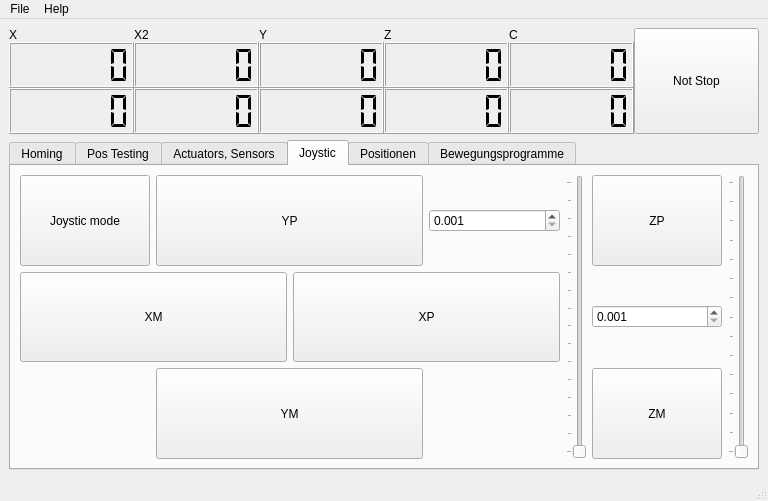
Qt form Gui.ui (gxurma/PythonCanSteering) before a commit.
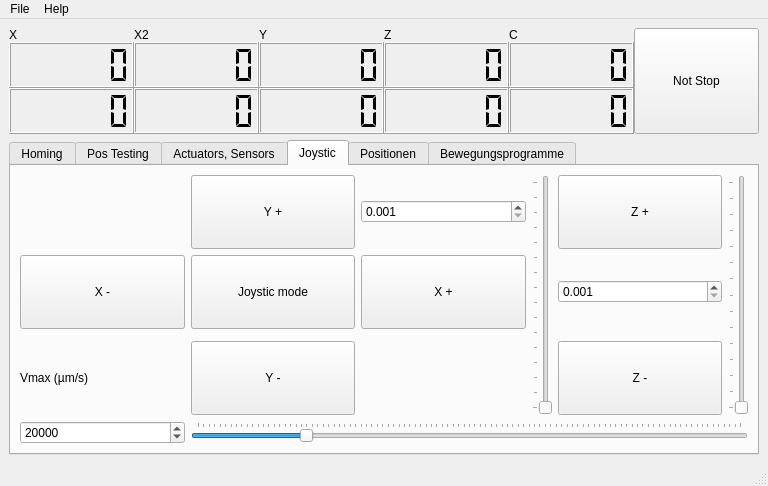
The same form after that commit. The open tabs and pages were chosen to show the change.

Commit message: added button joystic usage

```diff
--- a/Gui.ui
+++ b/Gui.ui
@@ -7,7 +7,7 @@
     <x>0</x>
     <y>0</y>
     <width>768</width>
-    <height>501</height>
+    <height>486</height>
    </rect>
   </property>
   <property name="windowTitle">
@@ -1247,33 +1247,30 @@
         <string>Joystic</string>
        </attribute>
        <layout class="QGridLayout" name="gridLayout_3">
-        <item row="3" column="6">
-         <widget class="QPushButton" name="pushButton_ZM">
-          <property name="sizePolicy">
-           <sizepolicy hsizetype="Minimum" vsizetype="Expanding">
-            <horstretch>0</horstretch>
-            <verstretch>0</verstretch>
-           </sizepolicy>
+        <item row="0" column="3">
+         <widget class="QDoubleSpinBox" name="doubleSpinBox_StepsXY">
+          <property name="decimals">
+           <number>3</number>
           </property>
-          <property name="text">
-           <string>ZM</string>
+          <property name="minimum">
+           <double>0.001000000000000</double>
           </property>
+          <property name="maximum">
+           <double>100.000000000000000</double>
+          </property>
+          <property name="singleStep">
+           <double>0.001000000000000</double>
+          </property>
          </widget>
         </item>
-        <item row="2" column="3" colspan="2">
-         <widget class="QPushButton" name="pushButton_XM_2">
-          <property name="sizePolicy">
-           <sizepolicy hsizetype="Minimum" vsizetype="Expanding">
-            <horstretch>0</horstretch>
-            <verstretch>0</verstretch>
-           </sizepolicy>
-          </property>
+        <item row="3" column="1">
+         <widget class="QLabel" name="label_14">
           <property name="text">
-           <string>XP</string>
+           <string>Vmax (µm/s)</string>
           </property>
          </widget>
         </item>
-        <item row="3" column="2" colspan="2">
+        <item row="3" column="2">
          <widget class="QPushButton" name="pushButton_YM">
           <property name="sizePolicy">
            <sizepolicy hsizetype="Minimum" vsizetype="Expanding">
@@ -1282,12 +1279,12 @@
            </sizepolicy>
           </property>
           <property name="text">
-           <string>YM</string>
+           <string>Y -</string>
           </property>
          </widget>
         </item>
-        <item row="1" column="2" colspan="2">
-         <widget class="QPushButton" name="pushButton_YP">
+        <item row="3" column="5">
+         <widget class="QPushButton" name="pushButton_ZM">
           <property name="sizePolicy">
            <sizepolicy hsizetype="Minimum" vsizetype="Expanding">
             <horstretch>0</horstretch>
@@ -1295,11 +1292,11 @@
            </sizepolicy>
           </property>
           <property name="text">
-           <string>YP</string>
+           <string>Z -</string>
           </property>
          </widget>
         </item>
-        <item row="2" column="1" colspan="2">
+        <item row="1" column="1">
          <widget class="QPushButton" name="pushButton_XM">
           <property name="sizePolicy">
            <sizepolicy hsizetype="Minimum" vsizetype="Expanding">
@@ -1308,11 +1305,11 @@
            </sizepolicy>
           </property>
           <property name="text">
-           <string>XM</string>
+           <string>X -</string>
           </property>
          </widget>
         </item>
-        <item row="1" column="6">
+        <item row="0" column="5">
          <widget class="QPushButton" name="pushButton_ZP">
           <property name="sizePolicy">
            <sizepolicy hsizetype="Minimum" vsizetype="Expanding">
@@ -1321,12 +1318,12 @@
            </sizepolicy>
           </property>
           <property name="text">
-           <string>ZP</string>
+           <string>Z +</string>
           </property>
          </widget>
         </item>
-        <item row="1" column="1">
-         <widget class="QPushButton" name="pushButtonJoysticMode">
+        <item row="0" column="2">
+         <widget class="QPushButton" name="pushButton_YP">
           <property name="sizePolicy">
            <sizepolicy hsizetype="Minimum" vsizetype="Expanding">
             <horstretch>0</horstretch>
@@ -1334,30 +1331,49 @@
            </sizepolicy>
           </property>
           <property name="text">
-           <string>Joystic mode</string>
-          </property>
-          <property name="checkable">
-           <bool>true</bool>
+           <string>Y +</string>
           </property>
          </widget>
         </item>
-        <item row="1" column="4">
-         <widget class="QDoubleSpinBox" name="doubleSpinBox_StepsXY">
-          <property name="decimals">
-           <number>3</number>
-          </property>
+        <item row="0" column="6" rowspan="4">
+         <widget class="QSlider" name="verticalSlider_StepsZ">
           <property name="minimum">
-           <double>0.001000000000000</double>
+           <number>0</number>
           </property>
           <property name="maximum">
-           <double>100.000000000000000</double>
+           <number>14</number>
           </property>
-          <property name="singleStep">
-           <double>0.001000000000000</double>
+          <property name="pageStep">
+           <number>5</number>
           </property>
+          <property name="value">
+           <number>0</number>
+          </property>
+          <property name="orientation">
+           <enum>Qt::Vertical</enum>
+          </property>
+          <property name="tickPosition">
+           <enum>QSlider::TicksAbove</enum>
+          </property>
+          <property name="tickInterval">
+           <number>1</number>
+          </property>
          </widget>
         </item>
-        <item row="1" column="5" rowspan="3">
+        <item row="1" column="3">
+         <widget class="QPushButton" name="pushButton_XP">
+          <property name="sizePolicy">
+           <sizepolicy hsizetype="Minimum" vsizetype="Expanding">
+            <horstretch>0</horstretch>
+            <verstretch>0</verstretch>
+           </sizepolicy>
+          </property>
+          <property name="text">
+           <string>X +</string>
+          </property>
+         </widget>
+        </item>
+        <item row="0" column="4" rowspan="4">
          <widget class="QSlider" name="verticalSlider_StepsXY">
           <property name="minimum">
            <number>0</number>
@@ -1368,6 +1384,9 @@
           <property name="pageStep">
            <number>5</number>
           </property>
+          <property name="value">
+           <number>0</number>
+          </property>
           <property name="orientation">
            <enum>Qt::Vertical</enum>
           </property>
@@ -1379,7 +1398,7 @@
           </property>
          </widget>
         </item>
-        <item row="2" column="6">
+        <item row="1" column="5">
          <widget class="QDoubleSpinBox" name="doubleSpinBox_StepsZ">
           <property name="decimals">
            <number>3</number>
@@ -1395,25 +1414,60 @@
           </property>
          </widget>
         </item>
-        <item row="1" column="7" rowspan="3">
-         <widget class="QSlider" name="verticalSlider_StepsZ">
-          <property name="minimum">
-           <number>0</number>
+        <item row="4" column="1">
+         <widget class="QSpinBox" name="spinBoxVmaxf">
+          <property name="sizePolicy">
+           <sizepolicy hsizetype="Preferred" vsizetype="Fixed">
+            <horstretch>0</horstretch>
+            <verstretch>0</verstretch>
+           </sizepolicy>
           </property>
           <property name="maximum">
-           <number>14</number>
+           <number>200000</number>
+          </property>
+          <property name="value">
+           <number>20000</number>
+          </property>
+         </widget>
+        </item>
+        <item row="1" column="2">
+         <widget class="QPushButton" name="pushButtonJoysticMode">
+          <property name="sizePolicy">
+           <sizepolicy hsizetype="Minimum" vsizetype="Expanding">
+            <horstretch>0</horstretch>
+            <verstretch>0</verstretch>
+           </sizepolicy>
+          </property>
+          <property name="text">
+           <string>Joystic mode</string>
+          </property>
+          <property name="checkable">
+           <bool>true</bool>
+          </property>
+         </widget>
+        </item>
+        <item row="4" column="2" colspan="5">
+         <widget class="QSlider" name="Vmaxsetf">
+          <property name="maximum">
+           <number>200000</number>
           </property>
           <property name="pageStep">
-           <number>5</number>
+           <number>100</number>
+          </property>
+          <property name="value">
+           <number>20000</number>
+          </property>
+          <property name="sliderPosition">
+           <number>20000</number>
           </property>
           <property name="orientation">
-           <enum>Qt::Vertical</enum>
+           <enum>Qt::Horizontal</enum>
           </property>
           <property name="tickPosition">
            <enum>QSlider::TicksAbove</enum>
           </property>
           <property name="tickInterval">
-           <number>1</number>
+           <number>1000</number>
           </property>
          </widget>
         </item>
```
Left out of the diff: 177 changed lines with no effect on the pictures. The commit also changes 2 other files.
